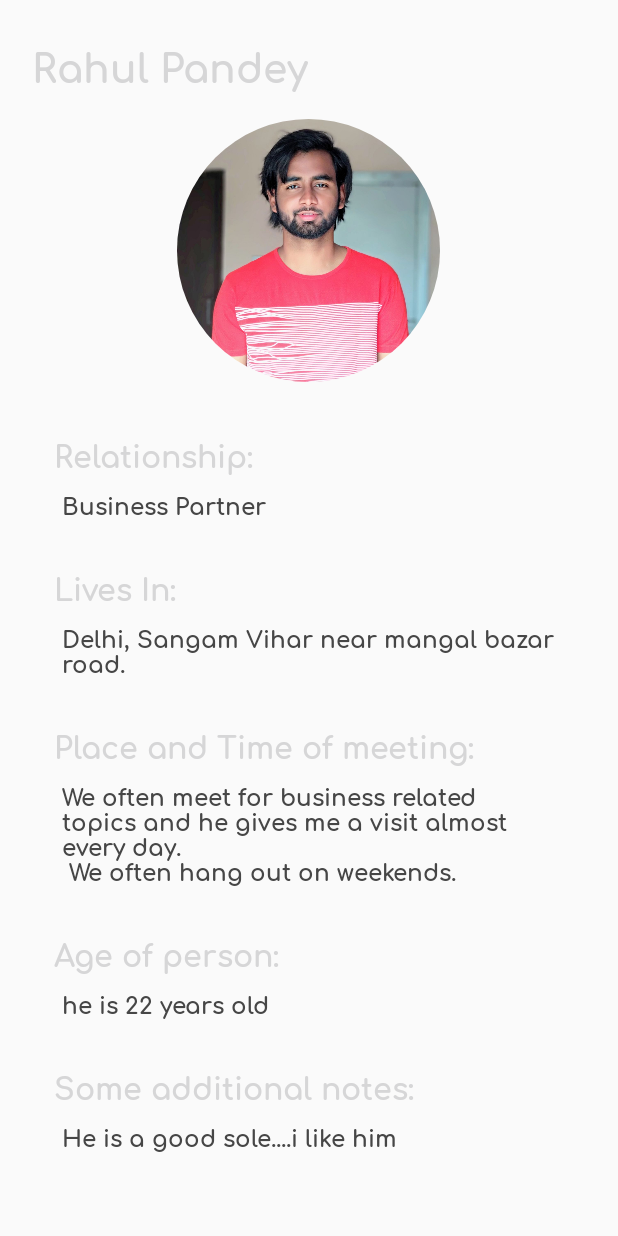
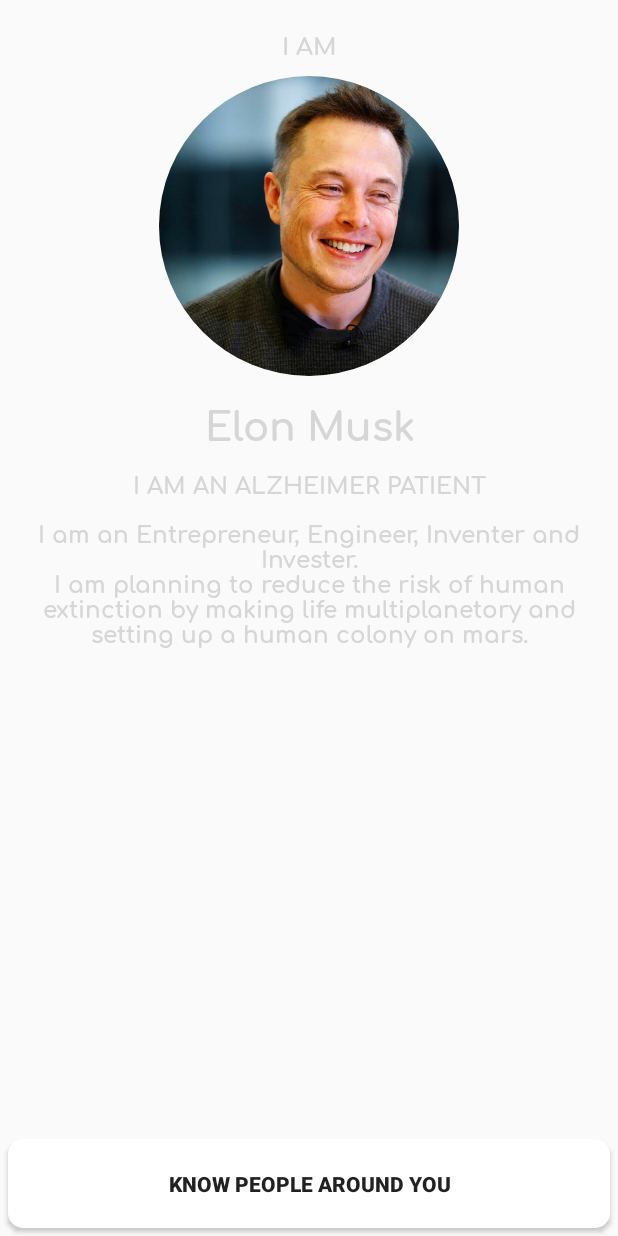
Before and after one commit to Deepak9716/Anti-Alzheimer, an Android app: the screen it shows after launch (Profile before the commit, MainActivity after it), on a phone screen of 412 x 824 dp. Run offline under Robolectric (Android 15) with nearby library versions, the phone set to English and light mode, and no system bars; our stand-ins replace CircleImageView; libraries missing offline, so code that uses them is left out: com.hypertrack.lib.

Commit message:
updated android application

```diff
--- a/android/NoZimers/app/src/main/AndroidManifest.xml
+++ b/android/NoZimers/app/src/main/AndroidManifest.xml
@@ -18,15 +18,13 @@
         android:supportsRtl="true"
         android:theme="@style/AppTheme">
         <activity android:name=".MainActivity">
-
-        </activity>
-        <activity android:name=".Profile">
             <intent-filter>
                 <action android:name="android.intent.action.MAIN" />
 
                 <category android:name="android.intent.category.LAUNCHER" />
             </intent-filter>
         </activity>
+        <activity android:name=".Profile" />
         <activity android:name=".AddPerson" />
         <activity android:name=".LoginActivity" />
     </application>
--- a/android/NoZimers/app/src/main/java/com/ithought/rahul/nozimers/MainActivity.java
+++ b/android/NoZimers/app/src/main/java/com/ithought/rahul/nozimers/MainActivity.java
@@ -28,18 +28,18 @@ public class MainActivity extends AppCompatActivity {
         super.onCreate(savedInstanceState);
         setContentView(R.layout.activity_main);
 
-        location = (Button)findViewById(R.id.location);
-
-        location.setOnClickListener(new View.OnClickListener() {
-            @Override
-            public void onClick(View v) {
-
-//                Intent intent = new Intent(MainActivity.this,GeoLocation.class);
-//                startActivity(intent);
-
-
-            }
-        });
+//        location = (Button)findViewById(R.id.location);
+//
+//        location.setOnClickListener(new View.OnClickListener() {
+//            @Override
+//            public void onClick(View v) {
+//
+////                Intent intent = new Intent(MainActivity.this,GeoLocation.class);
+////                startActivity(intent);
+//
+//
+//            }
+//        });
 
 
 
@@ -48,8 +48,10 @@ public class MainActivity extends AppCompatActivity {
         capture.setOnClickListener(new View.OnClickListener() {
             @Override
             public void onClick(View v) {
-                Intent cameraIntent = new Intent(android.provider.MediaStore.ACTION_IMAGE_CAPTURE);
-                startActivityForResult(cameraIntent, CAMERA_REQUEST);
+//                Intent cameraIntent = new Intent(android.provider.MediaStore.ACTION_IMAGE_CAPTURE);
+//                startActivityForResult(cameraIntent, CAMERA_REQUEST);
+                Intent intent = new Intent(MainActivity.this,Profile.class);
+                startActivity(intent);
             }
         });
 
--- a/android/NoZimers/app/src/main/res/layout/activity_main.xml
+++ b/android/NoZimers/app/src/main/res/layout/activity_main.xml
@@ -1,4 +1,5 @@
 <?xml version="1.0" encoding="utf-8"?>
+
 <RelativeLayout xmlns:android="http://schemas.android.com/apk/res/android"
     xmlns:app="http://schemas.android.com/apk/res-auto"
     xmlns:tools="http://schemas.android.com/tools"
@@ -6,24 +7,107 @@
     android:layout_height="match_parent"
     tools:context="com.ithought.rahul.nozimers.MainActivity">
 
-    <Button
-        android:id="@+id/location"
-        android:layout_width="wrap_content"
-        android:layout_height="wrap_content"
-        android:layout_centerInParent="true"
-        android:text="Location"
-        android:background="@drawable/look"
-        android:padding="20dp"
-        android:layout_above="@+id/capture"/>
+    <ScrollView
+        android:layout_width="match_parent"
+        android:layout_height="match_parent"
+        android:layout_margin="10dp"
+        tools:context="com.ithought.rahul.nozimers.MainActivity">
+
+        <RelativeLayout xmlns:android="http://schemas.android.com/apk/res/android"
+            xmlns:app="http://schemas.android.com/apk/res-auto"
+            xmlns:tools="http://schemas.android.com/tools"
+            android:layout_width="match_parent"
+            android:layout_height="match_parent"
+            tools:context="com.ithought.rahul.nozimers.MainActivity">
+
+
+            <LinearLayout
+                android:id="@+id/ll1"
+                android:orientation="vertical"
+                android:layout_margin="2dp"
+                android:layout_width="match_parent"
+                android:layout_height="wrap_content">
+
+                <TextView
+                    android:textAlignment="center"
+                    android:layout_margin="2dp"
+                    android:padding="2dp"
+                    android:layout_width="match_parent"
+                    android:layout_height="wrap_content"
+                    android:fontFamily="@font/comfortaa_bold"
+                    android:text="I AM"
+                    android:textColor="@color/black"
+                    android:textSize="16sp"/>
+
+                <RelativeLayout
+                    android:id="@+id/rl2"
+                    android:layout_below="@+id/rl1"
+                    android:layout_width="match_parent"
+                    android:layout_height="wrap_content"
+                    android:padding="5dp">
+
+                    <de.hdodenhof.circleimageview.CircleImageView
+                        android:id="@+id/imageView"
+                        android:layout_width="200dp"
+                        android:src="@drawable/elonmusk"
+                        android:layout_height="200dp"
+                        android:layout_centerHorizontal="true"/>
+
+                </RelativeLayout>
+
+                <TextView
+                    android:textAlignment="center"
+                    android:id="@+id/myName"
+                    android:layout_margin="2dp"
+                    android:padding="2dp"
+                    android:layout_width="match_parent"
+                    android:layout_height="wrap_content"
+                    android:fontFamily="@font/comfortaa_bold"
+                    android:text="Elon Musk"
+                    android:textColor="@color/black"
+                    android:textSize="26sp"/>
+
+                <TextView
+                    android:textAlignment="center"
+                    android:id="@+id/note"
+                    android:layout_margin="2dp"
+                    android:padding="2dp"
+                    android:layout_width="match_parent"
+                    android:layout_height="wrap_content"
+                    android:fontFamily="@font/comfortaa_bold"
+                    android:text="I AM AN ALZHEIMER PATIENT"
+                    android:textColor="@color/black"
+                    android:textSize="15sp"/>
+
+                <TextView
+                    android:textAlignment="center"
+                    android:id="@+id/aboutMe"
+                    android:layout_margin="2dp"
+                    android:padding="2dp"
+                    android:layout_width="match_parent"
+                    android:layout_height="wrap_content"
+                    android:fontFamily="@font/comfortaa_bold"
+                    android:text="I am an Entrepreneur, Engineer, Inventer and Invester.\nI am planning to reduce the risk of human extinction by making life multiplanetory and setting up a human colony on mars."
+                    android:textColor="@color/black"
+                    android:textSize="15sp"/>
+
+            </LinearLayout>
+
+        </RelativeLayout>
+
+    </ScrollView>
 
     <Button
+        android:layout_alignParentBottom="true"
         android:id="@+id/capture"
-        android:layout_margin="25dp"
+        android:layout_margin="5dp"
+        android:layout_marginBottom="0dp"
         android:layout_centerInParent="true"
         android:background="@drawable/look"
-        android:layout_width="wrap_content"
+        android:layout_width="match_parent"
         android:padding="20dp"
         android:layout_height="wrap_content"
-        android:text="Capture" />
+        android:text="Know People Around You"
+        android:textStyle="bold"/>
 
 </RelativeLayout>
```
Also changed, not shown: android/NoZimers/app/src/main/res/drawable/elonmusk.jpg (added).
